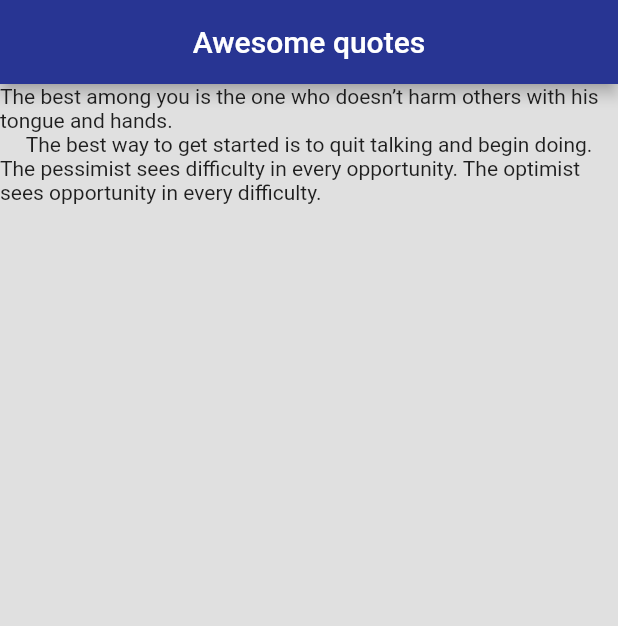
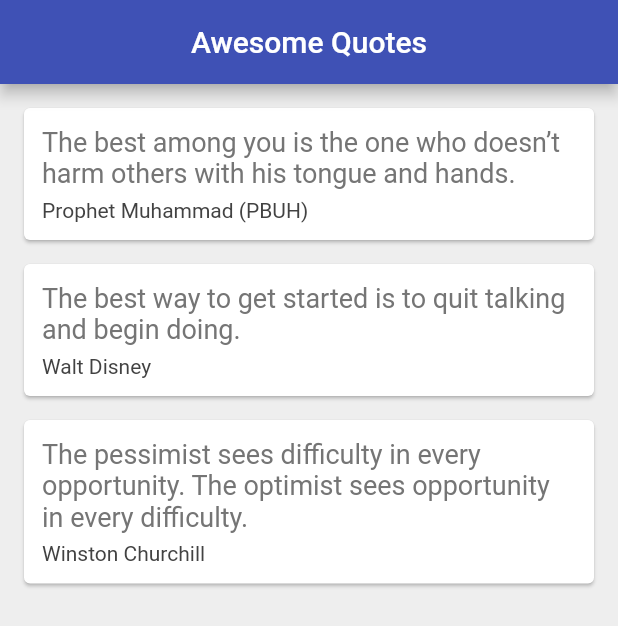
Before and after one commit to muhammedsafuvan/FlutterQuotesApp, a Flutter app: the screen it shows after launch, on a phone screen of 412 x 824 dp. Shown: the top 626 px of the screen. Run offline on Flutter 3.47's test engine with Material 2 defaults, Android fonts, the phone set to English and light mode, and no system bars.

Commit message:
card added

```diff
--- a/lib/main.dart
+++ b/lib/main.dart
@@ -1,4 +1,5 @@
 import 'package:flutter/material.dart';
+import 'quote.dart';
 
 void main() => runApp(MaterialApp(
       home: QuoteList(),
@@ -11,22 +12,53 @@ class QuoteList extends StatefulWidget {
 
 class _QuoteListState extends State<QuoteList> {
 
-  List<String> quotes = [
-    'The best among you is the one who doesn’t harm others with his tongue and hands.',
-    'The best way to get started is to quit talking and begin doing.',
-    'The pessimist sees difficulty in every opportunity. The optimist sees opportunity in every difficulty.',
+  List<Quote> quotes = [
+    Quote(author: 'Prophet Muhammad (PBUH)',text:'The best among you is the one who doesn’t harm others with his tongue and hands.' ),
+    Quote(author: 'Walt Disney',text:'The best way to get started is to quit talking and begin doing.' ),
+    Quote(author: 'Winston Churchill',text: 'The pessimist sees difficulty in every opportunity. The optimist sees opportunity in every difficulty.'),
+
   ];
+
+  Widget quoteTemplate(quote){
+    return Card(
+      margin: EdgeInsets.fromLTRB(16.0, 16.0, 16.0, 0.0),
+      child: Padding(
+        padding: const EdgeInsets.all(12.0),
+        child: Column(
+          crossAxisAlignment: CrossAxisAlignment.stretch,
+          children: <Widget>[
+            Text(
+              quote.text,
+              style: TextStyle(
+                fontSize: 18.0,
+                color: Colors.grey[600],
+              ),
+            ),
+            SizedBox(height: 6.0,),
+            Text(
+              quote.author,
+              style: TextStyle(
+                fontSize: 14.0,
+                color: Colors.grey[800],
+              ),
+            )
+          ],
+        ),
+      ),
+    );
+
+  }
   @override
   Widget build(BuildContext context) {
     return Scaffold(
-      backgroundColor: Colors.grey[300],
+      backgroundColor: Colors.grey[200],
       appBar: AppBar(
-        title: Text('Awesome quotes'),
+        title: Text('Awesome Quotes'),
         centerTitle: true,
-        backgroundColor: Colors.indigo[800],
+        backgroundColor: Colors.indigo,
       ),
       body: Column(
-        children: quotes.map((quote) => Text(quote)).toList(),
+        children: quotes.map((quote) => quoteTemplate(quote)).toList(),
         ),
     );
   }
--- /dev/null
+++ b/lib/quote.dart
@@ -0,0 +1,7 @@
+class Quote{
+
+  String text;
+  String author;
+
+  Quote({this.text,this.author});
+}
```
Also changed, not shown: 1 other file.
